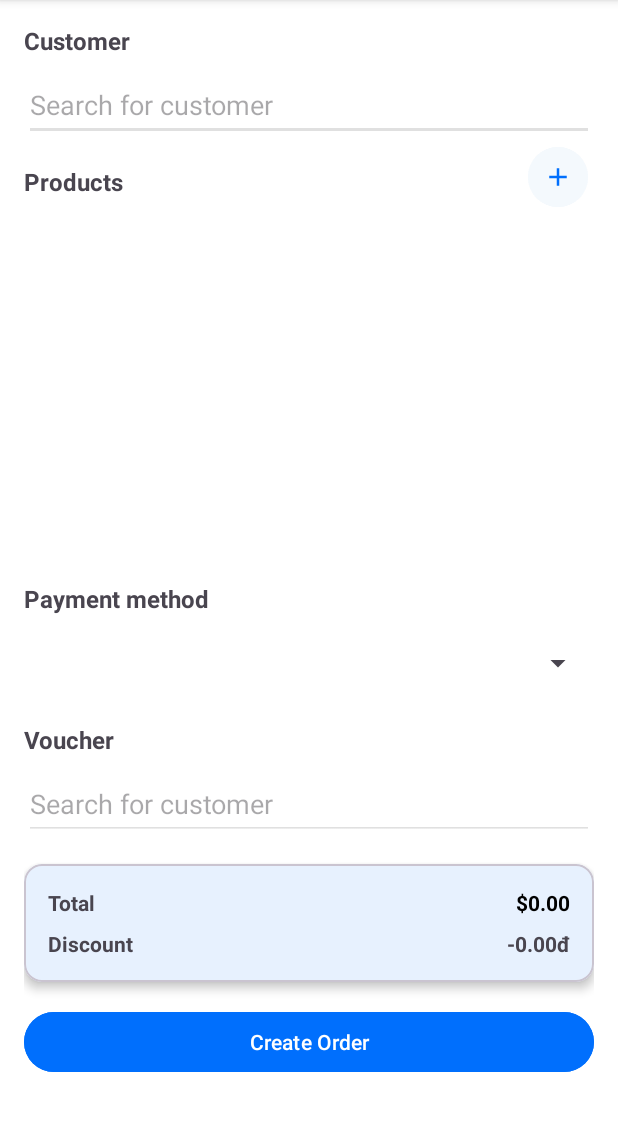
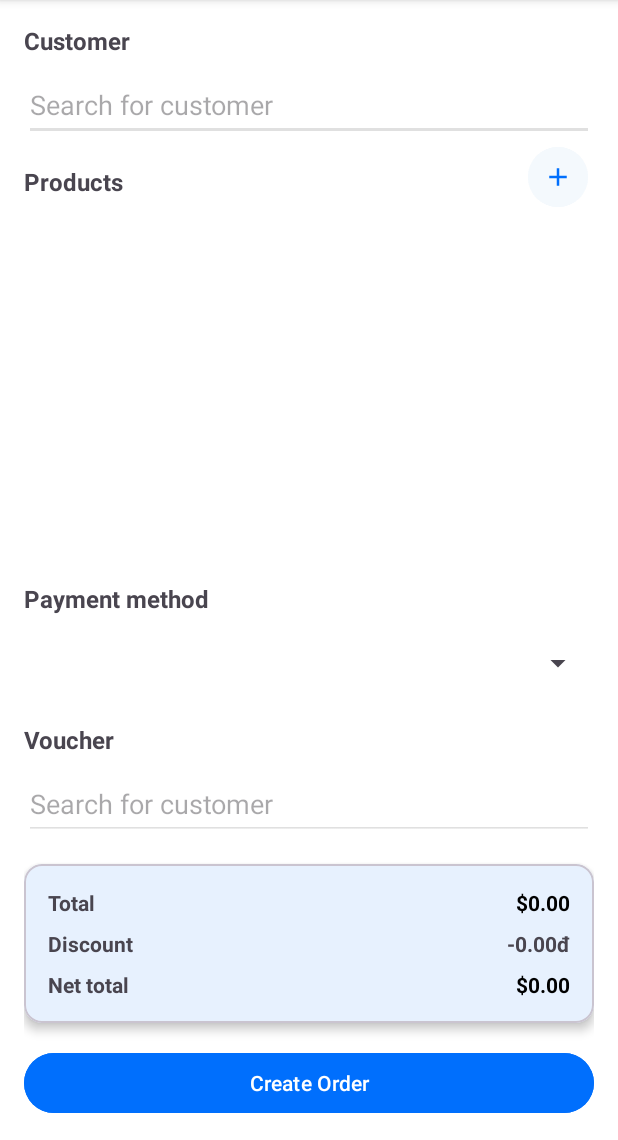
Before and after one commit to HoHoangHvy/piny-port-mobile-app, an Android app: the fragment CreateOrderFragment shown on its own in the app's theme, on a phone screen of 412 x 824 dp, the part 96-1236 px from its top. Run offline under Robolectric (Android 15) with nearby library versions, the phone set to English and light mode, and no system bars; our stand-ins replace FlexboxLayout; network calls fail; pictures from the network do not load; 3 statements that could not run were skipped.

```diff
--- a/app/src/main/java/com/example/pinyport/network/ApiService.java
+++ b/app/src/main/java/com/example/pinyport/network/ApiService.java
@@ -26,25 +26,33 @@ public interface ApiService {
 
     @GET("orders")
     Call<JsonObject> getOrders();
+
     @POST("orders")
     Call<Customer> createOrders(@Body CreateOrderRequest request);
+
     @GET("loadOrderDetail/{orderId}")
     Call<JsonObject> getOrderDetails(@Path("orderId") String orderId);
+
     @GET("loadCustomerOrdersHistory")
     Call<JsonObject> getOrderHistory(@Query("customerId") String customerId);
+
     @POST("customers")
     Call<Customer> createCustomer(@Body Customer customer);
 
-    @POST("auth/login") // Replace with your Laravel API login endpoint
+    @POST("auth/login")
+        // Replace with your Laravel API login endpoint
     Call<LoginResponse> login(@Body LoginRequest request);
 
-    @POST("auth/auth-otp") // Replace with your Laravel API login endpoint
+    @POST("auth/auth-otp")
+        // Replace with your Laravel API login endpoint
     Call<JsonObject> verifyOtp(@Body LoginOtpRequest request);
 
-    @POST("auth/gen-otp") // Replace with your Laravel API login endpoint
+    @POST("auth/gen-otp")
+        // Replace with your Laravel API login endpoint
     Call<GenOtpResponse> genOtp(@Body GenOtpRequest request);
 
-    @POST("customers") // Replace with your actual endpoint
+    @POST("customers")
+        // Replace with your actual endpoint
     Call<JsonObject> createCustomer(@Body CustomerRequest customerRequest);
 
     @POST("orders/status/{orderId}")
@@ -52,6 +60,7 @@ public interface ApiService {
 
     @GET("products/options")
     Call<JsonObject> getProductOptions();
+
     @GET("toppings/options")
     Call<JsonObject> getToppingOptions();
 
@@ -60,6 +69,10 @@ public interface ApiService {
 
     @GET("customer/options")
     Call<JsonObject> getCustomerOptions();
+
     @GET("products/{product_id}/toppings")
     Call<List<Topping>> getToppingsForProduct(@Path("product_id") String productId);
+
+    @GET("vouchers/loadEmployeeVoucher")
+    Call<JsonObject> getVouchers();
 }
--- a/app/src/main/res/layout/fragment_create_order.xml
+++ b/app/src/main/res/layout/fragment_create_order.xml
@@ -119,6 +119,7 @@
                     android:paddingRight="16dp"
                     android:orientation="horizontal">
                     <TextView
+                        android:id="@+id/tv_total_label"
                         android:layout_width="0dp"
                         android:layout_height="wrap_content"
                         android:layout_weight="1"
@@ -135,7 +136,7 @@
                 <LinearLayout
                     android:layout_width="match_parent"
                     android:layout_height="wrap_content"
-                    android:paddingBottom="16dp"
+                    android:paddingBottom="8dp"
                     android:paddingRight="16dp"
                     android:paddingLeft="16dp"
                     android:paddingTop="0dp"
@@ -151,6 +152,28 @@
                         android:layout_width="wrap_content"
                         android:layout_height="wrap_content"
                         android:text="-0.00đ"
+                        android:textStyle="bold" />
+                </LinearLayout>
+                <LinearLayout
+                    android:layout_width="match_parent"
+                    android:layout_height="wrap_content"
+                    android:paddingBottom="16dp"
+                    android:paddingLeft="16dp"
+                    android:paddingTop="0dp"
+                    android:paddingRight="16dp"
+                    android:orientation="horizontal">
+                    <TextView
+                        android:layout_width="0dp"
+                        android:layout_height="wrap_content"
+                        android:layout_weight="1"
+                        android:text="Net total"
+                        android:textStyle="bold" />
+                    <TextView
+                        android:id="@+id/tv_net_total"
+                        android:layout_width="wrap_content"
+                        android:layout_height="wrap_content"
+                        android:text="$0.00"
+                        android:textColor="@color/black"
                         android:textStyle="bold" />
                 </LinearLayout>
             </LinearLayout>
```
Also changed, not shown: app/src/main/java/com/example/pinyport/adapter/VoucherOptionAdapter.java (added, +74 -0 lines), app/src/main/java/com/example/pinyport/model/VoucherOption.java (added, +74 -0 lines), app/src/main/java/com/example/pinyport/ui/orders/CreateOrderFragment.java (+78 -11 lines).
